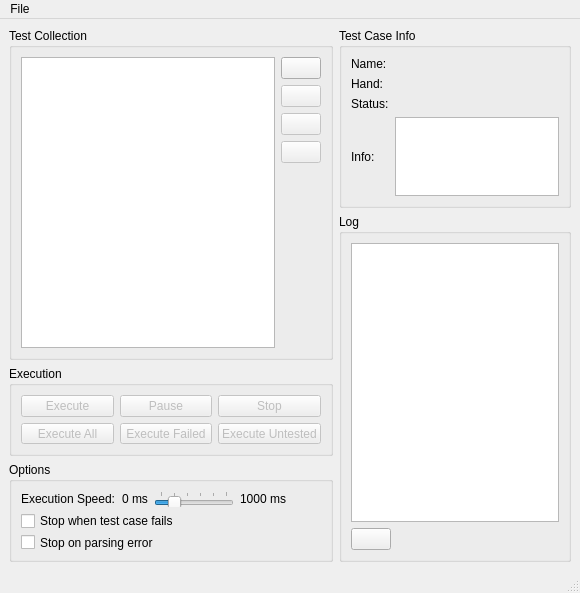
Before: the Qt Designer form src/testsuite.ui in Z0mBee/TestSuite, drawn with Qt 5.
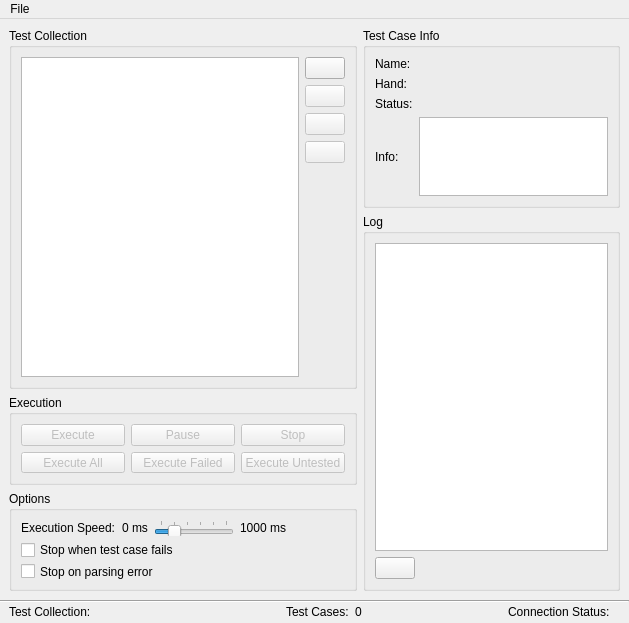
After: the same form once the commit is applied. Icons and pictures are not drawn.

Commit message:
Added status bar and fixed UI bugs
- Added new status bar with test collection name, test cases count and
connection status to ManualMode.
- Fixed minor UI bugs.
- Fixed execution speed bug.

Patch:
```diff
--- a/src/testsuite.ui
+++ b/src/testsuite.ui
@@ -6,8 +6,8 @@
    <rect>
     <x>0</x>
     <y>0</y>
-    <width>580</width>
-    <height>593</height>
+    <width>629</width>
+    <height>623</height>
    </rect>
   </property>
   <property name="acceptDrops">
@@ -20,47 +20,20 @@
    <iconset>
     <normaloff>images/applications_games.png</normaloff>images/applications_games.png</iconset>
   </property>
+  <property name="layoutDirection">
+   <enum>Qt::LeftToRight</enum>
+  </property>
   <widget class="QWidget" name="centralwidget">
    <layout class="QGridLayout" name="gridLayout_5">
-    <item row="1" column="1" rowspan="3">
-     <widget class="QGroupBox" name="groupBox_3">
-      <property name="title">
-       <string>Log</string>
-      </property>
-      <layout class="QGridLayout" name="gridLayout">
-       <item row="1" column="0">
-        <widget class="QPushButton" name="buttonClearLog">
-         <property name="toolTip">
-          <string>Clear log</string>
-         </property>
-         <property name="text">
-          <string/>
-         </property>
-         <property name="icon">
-          <iconset>
-           <normaloff>images/clear_log.png</normaloff>images/clear_log.png</iconset>
-         </property>
-        </widget>
-       </item>
-       <item row="1" column="1">
-        <spacer name="horizontalSpacer_2">
-         <property name="orientation">
-          <enum>Qt::Horizontal</enum>
-         </property>
-         <property name="sizeHint" stdset="0">
-          <size>
-           <width>232</width>
-           <height>20</height>
-          </size>
-         </property>
-        </spacer>
-       </item>
-       <item row="0" column="0" colspan="2">
-        <widget class="QTextBrowser" name="textBrowserLog"/>
-       </item>
-      </layout>
-     </widget>
-    </item>
+    <property name="margin">
+     <number>0</number>
+    </property>
+    <property name="spacing">
+     <number>0</number>
+    </property>
+    <item row="0" column="0">
+     <widget class="QWidget" name="widget_2" native="true">
+      <layout class="QGridLayout" name="gridLayout_6">
     <item row="0" column="0" rowspan="2">
      <layout class="QVBoxLayout" name="verticalLayout_3">
       <item>
@@ -182,81 +155,6 @@
       </item>
      </layout>
     </item>
-    <item row="2" column="0">
-     <widget class="QGroupBox" name="groupBox_4">
-      <property name="maximumSize">
-       <size>
-        <width>16777215</width>
-        <height>90</height>
-       </size>
-      </property>
-      <property name="title">
-       <string>Execution</string>
-      </property>
-      <layout class="QGridLayout" name="gridLayout_4">
-       <item row="0" column="1">
-        <widget class="QPushButton" name="buttonPause">
-         <property name="enabled">
-          <bool>false</bool>
-         </property>
-         <property name="text">
-          <string>Pause</string>
-         </property>
-        </widget>
-       </item>
-       <item row="0" column="2">
-        <widget class="QPushButton" name="buttonStop">
-         <property name="enabled">
-          <bool>false</bool>
-         </property>
-         <property name="text">
-          <string>Stop</string>
-         </property>
-        </widget>
-       </item>
-       <item row="0" column="0">
-        <widget class="QPushButton" name="buttonExecute">
-         <property name="enabled">
-          <bool>false</bool>
-         </property>
-         <property name="text">
-          <string>Execute</string>
-         </property>
-        </widget>
-       </item>
-       <item row="1" column="0">
-        <widget class="QPushButton" name="buttonExecuteAll">
-         <property name="enabled">
-          <bool>false</bool>
-         </property>
-         <property name="text">
-          <string>Execute All</string>
-         </property>
-        </widget>
-       </item>
-       <item row="1" column="1">
-        <widget class="QPushButton" name="buttonExecuteFailed">
-         <property name="enabled">
-          <bool>false</bool>
-         </property>
-         <property name="text">
-          <string>Execute Failed</string>
-         </property>
-        </widget>
-       </item>
-       <item row="1" column="2">
-        <widget class="QPushButton" name="buttonExecuteUntested">
-         <property name="enabled">
-          <bool>false</bool>
-         </property>
-         <property name="text">
-          <string>Execute Untested</string>
-         </property>
-        </widget>
-       </item>
-      </layout>
-     </widget>
-    </item>
     <item row="0" column="1">
      <widget class="QGroupBox" name="groupBox_5">
       <property name="maximumSize">
@@ -328,6 +226,120 @@
       </layout>
      </widget>
     </item>
+       <item row="1" column="1" rowspan="3">
+        <widget class="QGroupBox" name="groupBox_3">
+         <property name="title">
+          <string>Log</string>
+         </property>
+         <layout class="QGridLayout" name="gridLayout">
+          <item row="1" column="0">
+           <widget class="QPushButton" name="buttonClearLog">
+            <property name="toolTip">
+             <string>Clear log</string>
+            </property>
+            <property name="text">
+             <string/>
+            </property>
+            <property name="icon">
+             <iconset>
+              <normaloff>images/clear_log.png</normaloff>images/clear_log.png</iconset>
+            </property>
+           </widget>
+          </item>
+          <item row="1" column="1">
+           <spacer name="horizontalSpacer_2">
+            <property name="orientation">
+             <enum>Qt::Horizontal</enum>
+            </property>
+            <property name="sizeHint" stdset="0">
+             <size>
+              <width>232</width>
+              <height>20</height>
+             </size>
+            </property>
+           </spacer>
+          </item>
+          <item row="0" column="0" colspan="2">
+           <widget class="QTextBrowser" name="textBrowserLog"/>
+          </item>
+         </layout>
+        </widget>
+       </item>
+       <item row="2" column="0">
+        <widget class="QGroupBox" name="groupBox_4">
+         <property name="maximumSize">
+          <size>
+           <width>16777215</width>
+           <height>90</height>
+          </size>
+         </property>
+         <property name="title">
+          <string>Execution</string>
+         </property>
+         <layout class="QGridLayout" name="gridLayout_4">
+          <item row="0" column="1">
+           <widget class="QPushButton" name="buttonPause">
+            <property name="enabled">
+             <bool>false</bool>
+            </property>
+            <property name="text">
+             <string>Pause</string>
+            </property>
+           </widget>
+          </item>
+          <item row="0" column="2">
+           <widget class="QPushButton" name="buttonStop">
+            <property name="enabled">
+             <bool>false</bool>
+            </property>
+            <property name="text">
+             <string>Stop</string>
+            </property>
+           </widget>
+          </item>
+          <item row="0" column="0">
+           <widget class="QPushButton" name="buttonExecute">
+            <property name="enabled">
+             <bool>false</bool>
+            </property>
+            <property name="text">
+             <string>Execute</string>
+            </property>
+           </widget>
+          </item>
+          <item row="1" column="0">
+           <widget class="QPushButton" name="buttonExecuteAll">
+            <property name="enabled">
+             <bool>false</bool>
+            </property>
+            <property name="text">
+             <string>Execute All</string>
+            </property>
+           </widget>
+          </item>
+          <item row="1" column="1">
+           <widget class="QPushButton" name="buttonExecuteFailed">
+            <property name="enabled">
+             <bool>false</bool>
+            </property>
+            <property name="text">
+             <string>Execute Failed</string>
+            </property>
+           </widget>
+          </item>
+          <item row="1" column="2">
+           <widget class="QPushButton" name="buttonExecuteUntested">
+            <property name="enabled">
+             <bool>false</bool>
+            </property>
+            <property name="text">
+             <string>Execute Untested</string>
+            </property>
+           </widget>
+          </item>
+         </layout>
+        </widget>
+       </item>
     <item row="3" column="0">
      <widget class="QGroupBox" name="groupBox_2">
       <property name="maximumSize">
@@ -444,13 +456,121 @@
     </item>
    </layout>
   </widget>
+    </item>
+    <item row="1" column="0">
+     <widget class="Line" name="line">
+      <property name="orientation">
+       <enum>Qt::Horizontal</enum>
+      </property>
+     </widget>
+    </item>
+    <item row="2" column="0">
+     <widget class="QWidget" name="widget" native="true">
+      <property name="maximumSize">
+       <size>
+        <width>16777215</width>
+        <height>41</height>
+       </size>
+      </property>
+      <layout class="QHBoxLayout" name="horizontalLayout_2">
+       <property name="spacing">
+        <number>3</number>
+       </property>
+       <property name="topMargin">
+        <number>2</number>
+       </property>
+       <property name="bottomMargin">
+        <number>4</number>
+       </property>
+       <item>
+        <widget class="QLabel" name="label_8">
+         <property name="text">
+          <string>Test Collection: </string>
+         </property>
+        </widget>
+       </item>
+       <item>
+        <widget class="QLabel" name="labelTestCollection">
+         <property name="text">
+          <string>             </string>
+         </property>
+        </widget>
+       </item>
+       <item>
+        <spacer name="horizontalSpacer_4">
+         <property name="orientation">
+          <enum>Qt::Horizontal</enum>
+         </property>
+         <property name="sizeType">
+          <enum>QSizePolicy::Expanding</enum>
+         </property>
+         <property name="sizeHint" stdset="0">
+          <size>
+           <width>148</width>
+           <height>13</height>
+          </size>
+         </property>
+        </spacer>
+       </item>
+       <item>
+        <widget class="QLabel" name="label_9">
+         <property name="text">
+          <string>Test Cases: </string>
+         </property>
+        </widget>
+       </item>
+       <item>
+        <widget class="QLabel" name="labelTestCases">
+         <property name="text">
+          <string>0</string>
+         </property>
+        </widget>
+       </item>
+       <item>
+        <spacer name="horizontalSpacer_3">
+         <property name="orientation">
+          <enum>Qt::Horizontal</enum>
+         </property>
+         <property name="sizeType">
+          <enum>QSizePolicy::Expanding</enum>
+         </property>
+         <property name="sizeHint" stdset="0">
+          <size>
+           <width>148</width>
+           <height>13</height>
+          </size>
+         </property>
+        </spacer>
+       </item>
+       <item>
+        <widget class="QLabel" name="label_10">
+         <property name="text">
+          <string>Connection Status:</string>
+         </property>
+        </widget>
+       </item>
+       <item>
+        <widget class="QLabel" name="imageConnectionStatus">
+         <property name="text">
+          <string/>
+         </property>
+         <property name="pixmap">
+          <pixmap>images/circle_red.png</pixmap>
+         </property>
+        </widget>
+       </item>
+      </layout>
+     </widget>
+    </item>
+   </layout>
+  </widget>
   <widget class="QMenuBar" name="menubar">
    <property name="geometry">
     <rect>
      <x>0</x>
      <y>0</y>
-     <width>580</width>
-     <height>21</height>
+     <width>629</width>
+     <height>18</height>
     </rect>
    </property>
    <widget class="QMenu" name="menuFile">
@@ -467,14 +587,6 @@
    </widget>
    <addaction name="menuFile"/>
   </widget>
-  <widget class="QStatusBar" name="statusbar">
-   <property name="autoFillBackground">
-    <bool>true</bool>
-   </property>
-   <property name="sizeGripEnabled">
-    <bool>true</bool>
-   </property>
-  </widget>
   <action name="actionNew">
    <property name="text">
     <string>New...</string>
```
Lines whose indentation alone changed are shown as unchanged. The commit also changes 6 other files.
